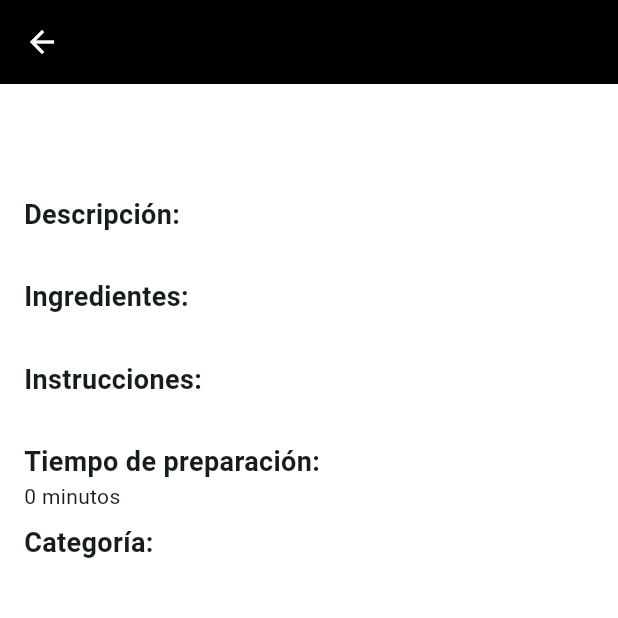
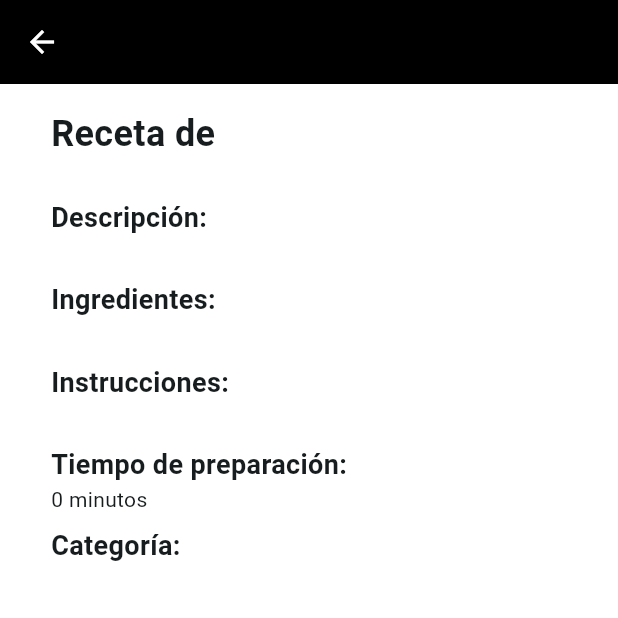
Before and after one commit to gmmaliel24/recetario, a Flutter app: the VerReceta screen opened directly with empty values, on a phone screen of 412 x 824 dp, the top half of it. Run offline on Flutter 3.47's test engine with Material 3 defaults, Android fonts, the phone set to English and light mode, and no system bars; our stand-ins replace image_picker, sqflite; accounts and stored records are empty; network calls fail.

Commit message:
Arregle el scroll view de recetas.dart y modifique la imagen de verReceta.dart

```diff
--- a/lib/pantallas/verReceta.dart
+++ b/lib/pantallas/verReceta.dart
@@ -24,24 +24,26 @@ class VerReceta extends StatelessWidget {
       backgroundColor: Colors.white,
       body: SingleChildScrollView(
         child: Padding(
-          padding: const EdgeInsets.all(16.0),
+          padding: const EdgeInsets.only(right: 34.0, left: 34.0, top: 16.0),
           child: Column(
             crossAxisAlignment: CrossAxisAlignment.start,
+            mainAxisAlignment: MainAxisAlignment.center,
             children: [
+              Text(
+                'Receta de ${receta.nombreReceta}',
+                style: const TextStyle(
+                  fontSize: 24.0,
+                  fontWeight: FontWeight.bold,
+                ),
+              ),
+              const SizedBox(height: 10.0),
               if (receta.fotoReceta.isNotEmpty)
                 Image.file(
                   File(receta.fotoReceta),
                   fit: BoxFit.cover,
+                  height: 350.0,
                 ),
               SizedBox(height: 16.0),
-              Text(
-                receta.nombreReceta,
-                style: TextStyle(
-                  fontSize: 24.0,
-                  fontWeight: FontWeight.bold,
-                ),
-              ),
-              SizedBox(height: 8.0),
               Text(
                 'Descripción:',
                 style: TextStyle(
--- a/pubspec.yaml
+++ b/pubspec.yaml
@@ -16,7 +16,6 @@ dependencies:
   path_provider: ^2.1.2
   image_picker: ^1.1.2
   cupertino_icons: ^1.0.6
-  awesome_select: ^5.2.0
 
 dev_dependencies:
   flutter_test:
```
Also changed, not shown: lib/pantallas/agregarReceta.dart (+13 -19 lines), lib/pantallas/recetas.dart (+22 -29 lines), pubspec.lock.
